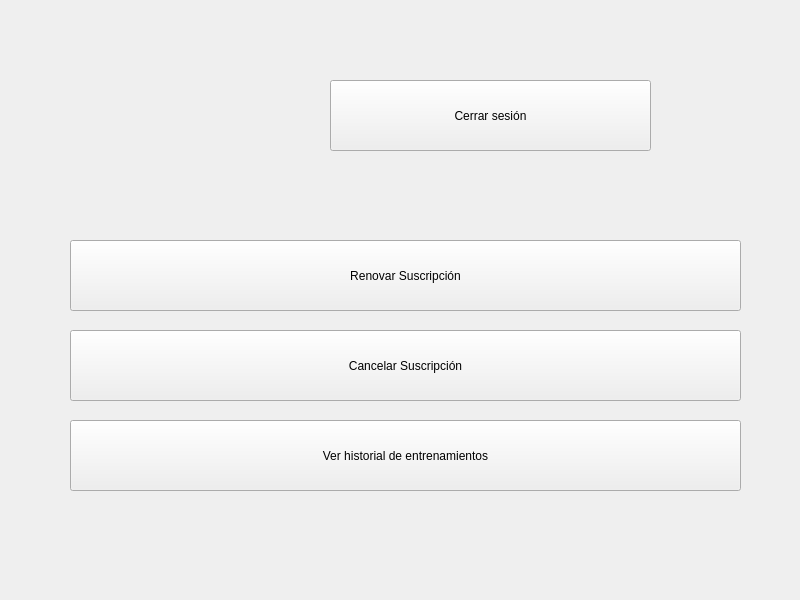
OscaarMG/campasgym, file src/vista/ui/PanelPrincipalSocio.ui: the form before one commit.
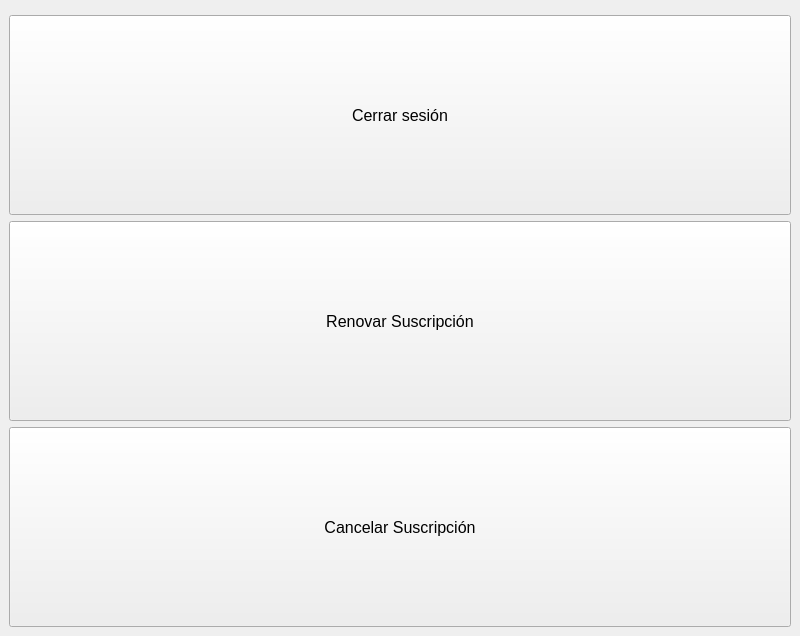
The form after the commit. Icons and pictures are not drawn.

```diff
--- a/src/vista/ui/PanelPrincipalSocio.ui
+++ b/src/vista/ui/PanelPrincipalSocio.ui
@@ -14,77 +14,110 @@
    <string>MainWindow</string>
   </property>
   <widget class="QWidget" name="centralwidget">
-   <widget class="QPushButton" name="pushButtonRenovar">
-    <property name="geometry">
-     <rect>
-      <x>70</x>
-      <y>240</y>
-      <width>671</width>
-      <height>71</height>
-     </rect>
-    </property>
-    <property name="text">
-     <string>Renovar Suscripción</string>
-    </property>
-   </widget>
-   <widget class="QPushButton" name="pushButtonHistorial">
-    <property name="geometry">
-     <rect>
-      <x>70</x>
-      <y>420</y>
-      <width>671</width>
-      <height>71</height>
-     </rect>
-    </property>
-    <property name="text">
-     <string>Ver historial de entrenamientos</string>
-    </property>
-   </widget>
-   <widget class="QPushButton" name="pushButtonCancelar">
-    <property name="geometry">
-     <rect>
-      <x>70</x>
-      <y>330</y>
-      <width>671</width>
-      <height>71</height>
-     </rect>
-    </property>
-    <property name="text">
-     <string>Cancelar Suscripción</string>
-    </property>
-   </widget>
-   <widget class="QLabel" name="label">
-    <property name="geometry">
-     <rect>
-      <x>60</x>
-      <y>40</y>
-      <width>161</width>
-      <height>131</height>
-     </rect>
-    </property>
-    <property name="text">
-     <string/>
-    </property>
-    <property name="pixmap">
-     <pixmap resource="../recursos.qrc">:/imagenes/logo.png</pixmap>
-    </property>
-    <property name="scaledContents">
-     <bool>true</bool>
-    </property>
-   </widget>
-   <widget class="QPushButton" name="pushButtonCerrar">
-    <property name="geometry">
-     <rect>
-      <x>330</x>
-      <y>80</y>
-      <width>321</width>
-      <height>71</height>
-     </rect>
-    </property>
-    <property name="text">
-     <string>Cerrar sesión</string>
-    </property>
-   </widget>
+   <layout class="QVBoxLayout" name="verticalLayout">
+    <item>
+     <widget class="QFrame" name="frame">
+      <property name="frameShape">
+       <enum>QFrame::StyledPanel</enum>
+      </property>
+      <property name="frameShadow">
+       <enum>QFrame::Raised</enum>
+      </property>
+      <widget class="QFrame" name="frame_2">
+       <property name="geometry">
+        <rect>
+         <x>0</x>
+         <y>-41</y>
+         <width>771</width>
+         <height>141</height>
+        </rect>
+       </property>
+       <property name="frameShape">
+        <enum>QFrame::StyledPanel</enum>
+       </property>
+       <property name="frameShadow">
+        <enum>QFrame::Raised</enum>
+       </property>
+      </widget>
+     </widget>
+    </item>
+    <item>
+     <widget class="QPushButton" name="pushButtonCerrar">
+      <property name="sizePolicy">
+       <sizepolicy hsizetype="Minimum" vsizetype="Fixed">
+        <horstretch>0</horstretch>
+        <verstretch>0</verstretch>
+       </sizepolicy>
+      </property>
+      <property name="minimumSize">
+       <size>
+        <width>0</width>
+        <height>200</height>
+       </size>
+      </property>
+      <property name="font">
+       <font>
+        <pointsize>12</pointsize>
+       </font>
+      </property>
+      <property name="text">
+       <string>Cerrar sesión</string>
+      </property>
+     </widget>
+    </item>
+    <item>
+     <widget class="QPushButton" name="pushButtonRenovar">
+      <property name="sizePolicy">
+       <sizepolicy hsizetype="Minimum" vsizetype="Fixed">
+        <horstretch>0</horstretch>
+        <verstretch>0</verstretch>
+       </sizepolicy>
+      </property>
+      <property name="minimumSize">
+       <size>
+        <width>0</width>
+        <height>200</height>
+       </size>
+      </property>
+      <property name="font">
+       <font>
+        <pointsize>12</pointsize>
+       </font>
+      </property>
+      <property name="text">
+       <string>Renovar Suscripción</string>
+      </property>
+     </widget>
+    </item>
+    <item>
+     <widget class="QPushButton" name="pushButtonCancelar">
+      <property name="sizePolicy">
+       <sizepolicy hsizetype="Minimum" vsizetype="Fixed">
+        <horstretch>0</horstretch>
+        <verstretch>0</verstretch>
+       </sizepolicy>
+      </property>
+      <property name="minimumSize">
+       <size>
+        <width>0</width>
+        <height>200</height>
+       </size>
+      </property>
+      <property name="font">
+       <font>
+        <pointsize>12</pointsize>
+       </font>
+      </property>
+      <property name="text">
+       <string>Cancelar Suscripción</string>
+      </property>
+     </widget>
+    </item>
+   </layout>
+   <zorder>pushButtonRenovar</zorder>
+   <zorder>pushButtonCancelar</zorder>
+   <zorder>frame</zorder>
+   <zorder>pushButtonCerrar</zorder>
   </widget>
  </widget>
  <resources>
```
